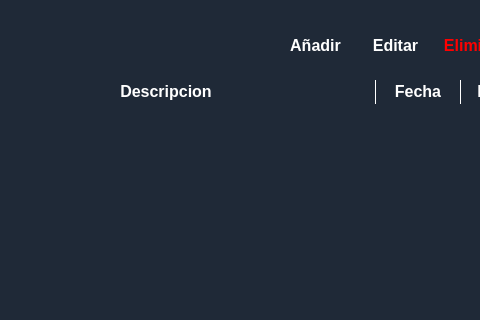
Above: src/widgets/App.ui from ZuritaKelvin/TaskFlow before the change; both pictures show x 190 to 670 and y 0 to 320 of the 772 by 435 pixel window. Below: the same form after it.
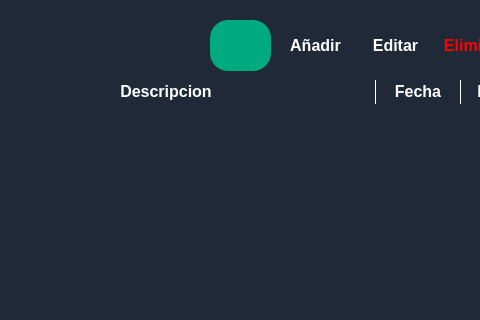
That is the form after the change. Icons and pictures are not drawn.

```diff
--- a/src/widgets/App.ui
+++ b/src/widgets/App.ui
@@ -224,6 +224,28 @@
      <string/>
     </property>
    </widget>
+   <widget class="QPushButton" name="pushButton_4">
+    <property name="geometry">
+     <rect>
+      <x>400</x>
+      <y>20</y>
+      <width>61</width>
+      <height>51</height>
+     </rect>
+    </property>
+    <property name="styleSheet">
+     <string notr="true">*{
+background-color:rgb(0, 170, 127);border-radius: 18px;
+border-image: url(:/Icons/Images/GPT_3.png);
+}
+#pushButton_4:hover{
+background-color: rgb(0, 85, 0);
+}</string>
+    </property>
+    <property name="text">
+     <string/>
+    </property>
+   </widget>
   </widget>
   <widget class="QMenuBar" name="menubar">
    <property name="geometry">
```
Left out of the diff: 8 changed lines with no effect on the pictures.
